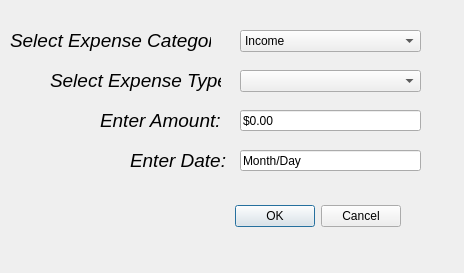
The window that rsrc/UI/expense.ui (Winkelmann17/BudgetTool-Python) describes before a commit, drawn with Qt 5.
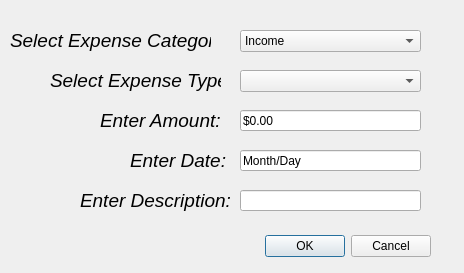
The same window after the commit.

```diff
--- a/rsrc/UI/expense.ui
+++ b/rsrc/UI/expense.ui
@@ -16,8 +16,8 @@
   <widget class="QDialogButtonBox" name="buttonBox">
    <property name="geometry">
     <rect>
-     <x>60</x>
-     <y>200</y>
+     <x>90</x>
+     <y>230</y>
      <width>341</width>
      <height>32</height>
     </rect>
@@ -190,6 +190,35 @@
     <string/>
    </property>
   </widget>
+  <widget class="QLineEdit" name="descBox">
+   <property name="geometry">
+    <rect>
+     <x>240</x>
+     <y>190</y>
+     <width>181</width>
+     <height>21</height>
+    </rect>
+   </property>
+   <property name="text">
+    <string/>
+   </property>
+  </widget>
+  <widget class="QLabel" name="question_5">
+   <property name="geometry">
+    <rect>
+     <x>80</x>
+     <y>180</y>
+     <width>151</width>
+     <height>41</height>
+    </rect>
+   </property>
+   <property name="text">
+    <string>&lt;html&gt;&lt;head/&gt;&lt;body&gt;&lt;p&gt;&lt;span style=&quot; font-size:14pt; font-style:italic;&quot;&gt;Enter Description:&lt;/span&gt;&lt;/p&gt;&lt;/body&gt;&lt;/html&gt;</string>
+   </property>
+   <property name="textFormat">
+    <enum>Qt::RichText</enum>
+   </property>
+  </widget>
  </widget>
  <resources/>
  <connections>
```
